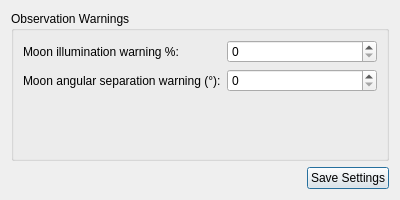
This is settings_tab.ui in prookyon/MonoObsLog as Qt 5 draws it before an edit. The edited form follows.
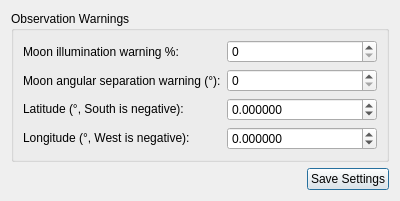
This is the edited form.

Commit message: Observer coordinates added to Seetings

The edit to the form file:
```diff
--- a/settings_tab.ui
+++ b/settings_tab.ui
@@ -51,6 +51,46 @@
         </property>
        </widget>
       </item>
+      <item row="2" column="0">
+       <widget class="QLabel" name="latitudeLabel">
+        <property name="text">
+         <string>&lt;html&gt;&lt;head/&gt;&lt;body&gt;&lt;p&gt;Latitude (°, South is negative):&lt;/p&gt;&lt;/body&gt;&lt;/html&gt;</string>
+        </property>
+       </widget>
+      </item>
+      <item row="2" column="1">
+       <widget class="QDoubleSpinBox" name="latitudeSpinBox">
+        <property name="decimals">
+         <number>6</number>
+        </property>
+        <property name="minimum">
+         <double>-90.000000000000000</double>
+        </property>
+        <property name="maximum">
+         <double>90.000000000000000</double>
+        </property>
+       </widget>
+      </item>
+      <item row="3" column="0">
+       <widget class="QLabel" name="longitudeLabel">
+        <property name="text">
+         <string>&lt;html&gt;&lt;head/&gt;&lt;body&gt;&lt;p&gt;Longitude (°, West is negative):&lt;/p&gt;&lt;/body&gt;&lt;/html&gt;</string>
+        </property>
+       </widget>
+      </item>
+      <item row="3" column="1">
+       <widget class="QDoubleSpinBox" name="longitudeSpinBox">
+        <property name="decimals">
+         <number>6</number>
+        </property>
+        <property name="minimum">
+         <double>-180.000000000000000</double>
+        </property>
+        <property name="maximum">
+         <double>180.000000000000000</double>
+        </property>
+       </widget>
+      </item>
      </layout>
     </widget>
    </item>
```
The commit also changes 2 other files.
